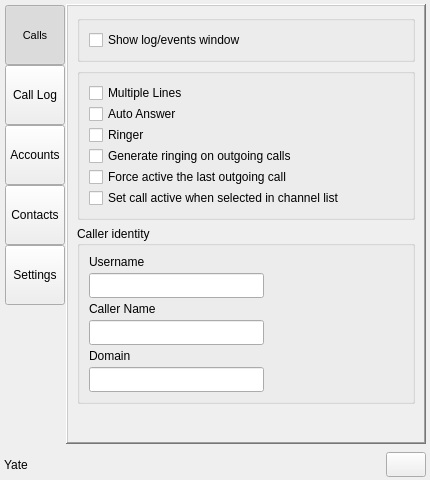
This is share/skins/default/qt4client.ui in itds-consulting/yate as Qt 5 draws it before an edit. The edited form follows.
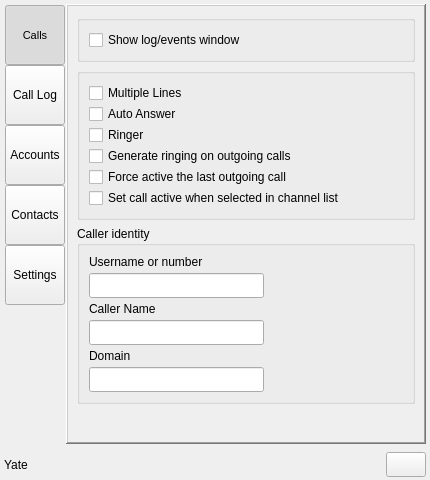
This is the edited form. The open tabs and pages were chosen to show the change. Icons and pictures are not drawn.

Commit message: Fixed caller number in outgoing calls.

Patch:
```diff
--- a/share/skins/default/qt4client.ui
+++ b/share/skins/default/qt4client.ui
@@ -2590,7 +2590,7 @@
                    <string>Phone number, user identifier or alias</string>
                   </property>
                   <property name="text" >
-                   <string>Username</string>
+                   <string>Username or number</string>
                   </property>
                  </widget>
                 </item>
```
The commit also changes 2 other files.
